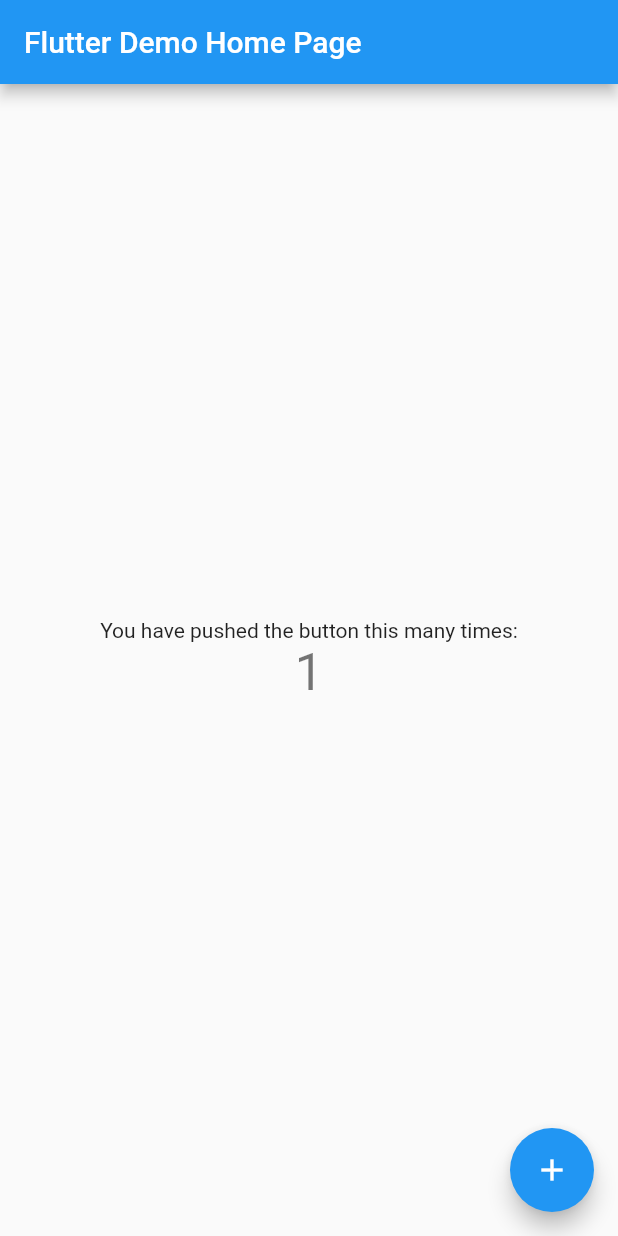
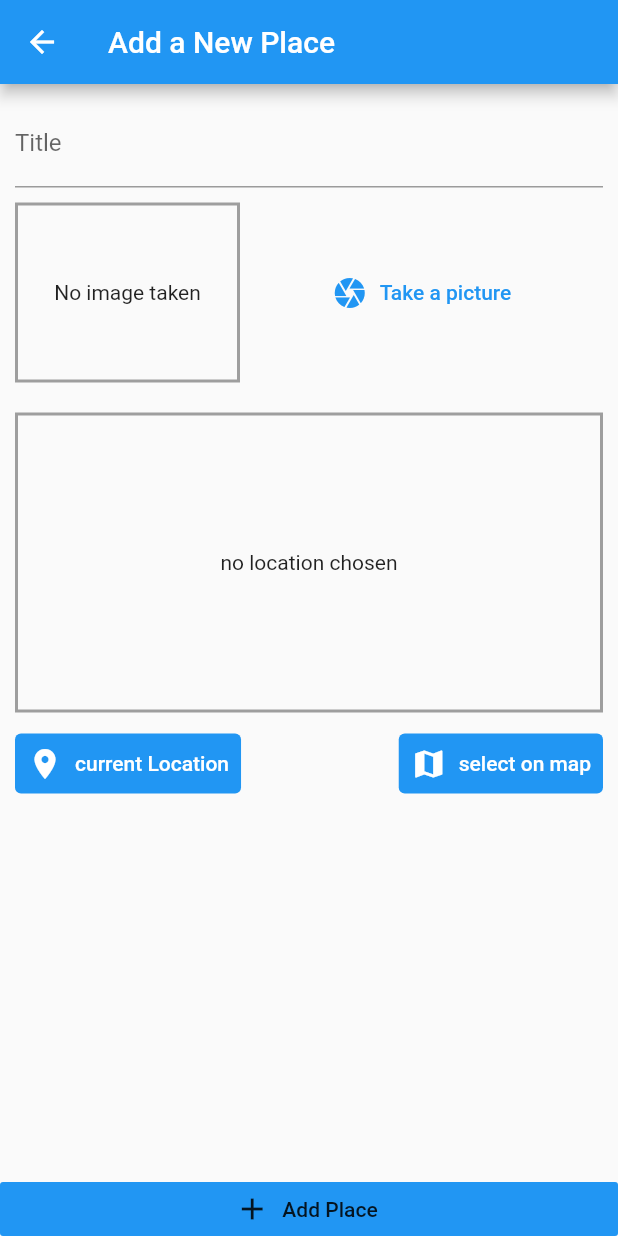
Before and after one commit to AbdelrahmanMagdy84/greatePlacesApp, a Flutter app: the screen it shows after launch, after a tap on the "add" icon, on a phone screen of 412 x 824 dp. Run offline on Flutter 3.47's test engine with Material 2 defaults, Android fonts, the phone set to English and light mode, and no system bars; our stand-ins replace device_preview, image_picker, location, sqflite; accounts and stored records are empty.

Commit message:
tcking photo with camera

```diff
--- /dev/null
+++ b/lib/helpers/db_helpers.dart
@@ -0,0 +1,24 @@
+import 'package:sqflite/sqflite.dart' as sql;
+import 'package:path/path.dart' as path;
+import 'package:sqflite/sqlite_api.dart';
+
+class DBHelpers {
+  static Future<Database> dataBase() async {
+    final dbPath = await sql.getDatabasesPath();
+    return sql.openDatabase(path.join(dbPath, 'places.db'), version: 1,
+        onCreate: (db, _) {
+      return db.execute(
+          'CREATE TABLE user_places(id TEXT PRIMARY KEY,title TEXT,image TEXT)');
+    });
+  }
+
+  static Future<void> insert(String table, Map<String, Object> data) async {
+    final sqlDB = await DBHelpers.dataBase();
+    sqlDB.insert(table, data, conflictAlgorithm: sql.ConflictAlgorithm.replace);
+  }
+
+  static Future<List<Map<String, dynamic>>> getData(String table) async {
+    final sqlDB = await DBHelpers.dataBase();
+    return sqlDB.query(table);
+  }
+}
--- a/lib/main.dart
+++ b/lib/main.dart
@@ -1,115 +1,35 @@
+import 'package:device_preview/device_preview.dart';
+import 'package:flutter/foundation.dart';
 import 'package:flutter/material.dart';
+import 'package:greate_places_app/screens/add_place_screen.dart';
+import 'package:provider/provider.dart';
+
+import 'providers/placeProvider.dart';
+import 'screens/places_list_screen.dart';
 
 void main() {
-  runApp(const MyApp());
+  runApp(MyApp());
+  // runApp(DevicePreview(
+
+  //   // ignore: prefer_const_constructors
+  //   builder: (context) => MyApp(),
+  //   enabled: !kReleaseMode,
+  // ));
 }
 
 class MyApp extends StatelessWidget {
-  const MyApp({Key? key}) : super(key: key);
-
-  // This widget is the root of your application.
   @override
   Widget build(BuildContext context) {
-    return MaterialApp(
-      title: 'Flutter Demo',
-      theme: ThemeData(
-        // This is the theme of your application.
-        //
-        // Try running your application with "flutter run". You'll see the
-        // application has a blue toolbar. Then, without quitting the app, try
-        // changing the primarySwatch below to Colors.green and then invoke
-        // "hot reload" (press "r" in the console where you ran "flutter run",
-        // or simply save your changes to "hot reload" in a Flutter IDE).
-        // Notice that the counter didn't reset back to zero; the application
-        // is not restarted.
-        primarySwatch: Colors.blue,
+    return ChangeNotifierProvider.value(
+      value: Places(),
+      child: MaterialApp(
+        title: 'Flutter Demo',
+        theme: ThemeData(
+          primarySwatch: Colors.blue,
+        ),
+        home: PlacesListScreen(),
+        routes: {AddPlaceScreen.routeName: (ctx) => AddPlaceScreen()},
       ),
-      home: const MyHomePage(title: 'Flutter Demo Home Page'),
     );
   }
 }
-
-class MyHomePage extends StatefulWidget {
-  const MyHomePage({Key? key, required this.title}) : super(key: key);
-
-  // This widget is the home page of your application. It is stateful, meaning
-  // that it has a State object (defined below) that contains fields that affect
-  // how it looks.
-
-  // This class is the configuration for the state. It holds the values (in this
-  // case the title) provided by the parent (in this case the App widget) and
-  // used by the build method of the State. Fields in a Widget subclass are
-  // always marked "final".
-
-  final String title;
-
-  @override
-  State<MyHomePage> createState() => _MyHomePageState();
-}
-
-class _MyHomePageState extends State<MyHomePage> {
-  int _counter = 0;
-
-  void _incrementCounter() {
-    setState(() {
-      // This call to setState tells the Flutter framework that something has
-      // changed in this State, which causes it to rerun the build method below
-      // so that the display can reflect the updated values. If we changed
-      // _counter without calling setState(), then the build method would not be
-      // called again, and so nothing would appear to happen.
-      _counter++;
-    });
-  }
-
-  @override
-  Widget build(BuildContext context) {
-    // This method is rerun every time setState is called, for instance as done
-    // by the _incrementCounter method above.
-    //
-    // The Flutter framework has been optimized to make rerunning build methods
-    // fast, so that you can just rebuild anything that needs updating rather
-    // than having to individually change instances of widgets.
-    return Scaffold(
-      appBar: AppBar(
-        // Here we take the value from the MyHomePage object that was created by
-        // the App.build method, and use it to set our appbar title.
-        title: Text(widget.title),
-      ),
-      body: Center(
-        // Center is a layout widget. It takes a single child and positions it
-        // in the middle of the parent.
-        child: Column(
-          // Column is also a layout widget. It takes a list of children and
-          // arranges them vertically. By default, it sizes itself to fit its
-          // children horizontally, and tries to be as tall as its parent.
-          //
-          // Invoke "debug painting" (press "p" in the console, choose the
-          // "Toggle Debug Paint" action from the Flutter Inspector in Android
-          // Studio, or the "Toggle Debug Paint" command in Visual Studio Code)
-          // to see the wireframe for each widget.
-          //
-          // Column has various properties to control how it sizes itself and
-          // how it positions its children. Here we use mainAxisAlignment to
-          // center the children vertically; the main axis here is the vertical
-          // axis because Columns are vertical (the cross axis would be
-          // horizontal).
-          mainAxisAlignment: MainAxisAlignment.center,
-          children: <Widget>[
-            const Text(
-              'You have pushed the button this many times:',
-            ),
-            Text(
-              '$_counter',
-              style: Theme.of(context).textTheme.headline4,
-            ),
-          ],
-        ),
-      ),
-      floatingActionButton: FloatingActionButton(
-        onPressed: _incrementCounter,
-        tooltip: 'Increment',
-        child: const Icon(Icons.add),
-      ), // This trailing comma makes auto-formatting nicer for build methods.
-    );
-  }
-}
--- /dev/null
+++ b/lib/models/place.dart
@@ -0,0 +1,21 @@
+import 'dart:io';
+
+class PlaceLocation {
+  final double latitude;
+  final double longitude;
+  final String address;
+  PlaceLocation(
+      {required this.latitude, required this.longitude, this.address = ""});
+}
+
+class Place {
+  final String id;
+  final String title;
+  final PlaceLocation? location;
+  final File image;
+  Place(
+      {required this.id,
+      required this.title,
+      required this.location,
+      required this.image});
+}
--- /dev/null
+++ b/lib/providers/placeProvider.dart
@@ -0,0 +1,42 @@
+import 'dart:io';
+
+import 'package:flutter/foundation.dart';
+import 'package:greate_places_app/helpers/db_helpers.dart';
+import '../models/place.dart';
+import '../helpers/db_helpers.dart';
+
+class Places with ChangeNotifier {
+  List<Place> _items = [];
+  List<Place> get getPlaces {
+    return [..._items];
+  }
+
+  void addPlace(String title, File image) {
+    final newPlace = Place(
+        id: DateTime.now().toString(),
+        title: title,
+        image: image,
+        location: null);
+    _items.add(newPlace);
+    notifyListeners();
+    DBHelpers.insert('user_places', {
+      'id': newPlace.id,
+      'title': newPlace.title,
+      'image': newPlace.image.path,
+    });
+  }
+
+  Future<void> fetchAndSetPlaces() async {
+    final data = await DBHelpers.getData('user_places');
+    print(data);
+    _items = data.map((item) {
+      return Place(
+        id: item['id'],
+        title: item['title'],
+        location: null,
+        image: File(item['image']),
+      );
+    }).toList();
+    notifyListeners();
+  }
+}
--- /dev/null
+++ b/lib/screens/add_place_screen.dart
@@ -0,0 +1,78 @@
+import 'dart:io';
+import 'package:flutter/material.dart';
+import 'package:greate_places_app/widgets/location_input.dart';
+import '../providers/placeProvider.dart';
+import '../widgets/image_input.dart';
+import 'package:provider/provider.dart';
+
+class AddPlaceScreen extends StatefulWidget {
+  static const routeName = '/add-place';
+
+  @override
+  _AddPlaceScreenState createState() => _AddPlaceScreenState();
+}
+
+class _AddPlaceScreenState extends State<AddPlaceScreen> {
+  final _titleController = TextEditingController();
+  late File? _pickedImage;
+
+  void _selectImage(File pickedImage) {
+    _pickedImage = pickedImage;
+  }
+
+  void _savePlace() {
+    if (_titleController.text.isEmpty || _pickedImage == null) {
+      return;
+    }
+
+    Provider.of<Places>(context, listen: false)
+        .addPlace(_titleController.text, _pickedImage!);
+    Navigator.of(context).pop();
+  }
+
+  @override
+  Widget build(BuildContext context) {
+    return Scaffold(
+      appBar: AppBar(
+        title: Text('Add a New Place'),
+      ),
+      body: Column(
+        crossAxisAlignment: CrossAxisAlignment.stretch,
+        children: <Widget>[
+          Expanded(
+            child: SingleChildScrollView(
+              child: Padding(
+                padding: EdgeInsets.all(10),
+                child: Column(
+                  children: <Widget>[
+                    TextField(
+                      onChanged: null,
+                      decoration: InputDecoration(labelText: 'Title'),
+                      controller: _titleController,
+                    ),
+                    SizedBox(
+                      height: 10,
+                    ),
+                    ImageInput(_selectImage),
+                    SizedBox(
+                      height: 20,
+                    ),
+                    LoactionInput()
+                  ],
+                ),
+              ),
+            ),
+          ),
+          RaisedButton.icon(
+            icon: Icon(Icons.add),
+            label: Text('Add Place'),
+            onPressed: _savePlace,
+            elevation: 0,
+            materialTapTargetSize: MaterialTapTargetSize.shrinkWrap,
+            color: Theme.of(context).accentColor,
+          ),
+        ],
+      ),
+    );
+  }
+}
--- /dev/null
+++ b/lib/screens/places_list_screen.dart
@@ -0,0 +1,57 @@
+import 'package:flutter/material.dart';
+import 'package:greate_places_app/providers/placeProvider.dart';
+import 'package:greate_places_app/screens/add_place_screen.dart';
+import 'package:provider/provider.dart';
+
+class PlacesListScreen extends StatelessWidget {
+  @override
+  Widget build(BuildContext context) {
+    print("PlacesListScreen build");
+    return SafeArea(
+      child: Scaffold(
+        appBar: AppBar(
+          title: Text("Greate Places"),
+          actions: [
+            IconButton(
+                onPressed: () {
+                  Navigator.of(context).pushNamed(AddPlaceScreen.routeName);
+                },
+                icon: Icon(Icons.add))
+          ],
+        ),
+        body: FutureBuilder(
+          future:
+              Provider.of<Places>(context, listen: false).fetchAndSetPlaces(),
+          builder: (context, snapshot) {
+            if (snapshot.connectionState == ConnectionState.waiting) {
+              return CircularProgressIndicator();
+            }
+
+            return Consumer<Places>(
+              child: const Center(child: Text("there is no places yet")),
+              builder: (context, places, child) {
+                if (places.getPlaces.isEmpty) {
+                  return child!;
+                } else {
+                  return ListView.builder(
+                    itemCount: places.getPlaces.length,
+                    itemBuilder: (context, index) {
+                      return ListTile(
+                        leading: CircleAvatar(
+                          backgroundImage: FileImage(
+                              places.getPlaces[index].image,
+                              scale: 0.5),
+                        ),
+                        title: Text(places.getPlaces[index].title),
+                      );
+                    },
+                  );
+                }
+              },
+            );
+          },
+        ),
+      ),
+    );
+  }
+}
--- /dev/null
+++ b/lib/widgets/image_input.dart
@@ -0,0 +1,57 @@
+import 'dart:io';
+import 'package:flutter/material.dart';
+import 'package:image_picker/image_picker.dart';
+import 'package:path/path.dart' as path;
+import "package:path_provider/path_provider.dart" as syspaths;
+
+class ImageInput extends StatefulWidget {
+  Function saveImage;
+  ImageInput(this.saveImage);
+  @override
+  _ImageInputState createState() => _ImageInputState();
+}
+
+class _ImageInputState extends State<ImageInput> {
+  File? _storedImage;
+  Future<void> takePicture() async {
+    final imageFile = await ImagePicker()
+        .pickImage(source: ImageSource.camera, maxWidth: 600);
+    if (imageFile == null) {
+      return;
+    }
+    setState(() {
+      _storedImage = File(imageFile.path);
+    });
+    final appDir = await syspaths.getApplicationDocumentsDirectory();
+    final fileName = path.basename(imageFile.path);
+    final savedImage = await _storedImage!.copy("${appDir.path}/$fileName");
+    widget.saveImage(savedImage);
+  }
+
+  @override
+  Widget build(BuildContext context) {
+    return Row(
+      children: [
+        Container(
+          decoration:
+              BoxDecoration(border: Border.all(width: 2, color: Colors.grey)),
+          alignment: Alignment.center,
+          width: 150,
+          height: 120,
+          child: _storedImage == null
+              ? const Text("No image taken")
+              : Image.file(
+                  _storedImage!,
+                  fit: BoxFit.cover,
+                  width: double.infinity,
+                ),
+        ),
+        Expanded(
+            child: TextButton.icon(
+                onPressed: takePicture,
+                icon: Icon(Icons.camera),
+                label: Text("Take a picture")))
+      ],
+    );
+  }
+}
--- /dev/null
+++ b/lib/widgets/location_input.dart
@@ -0,0 +1,77 @@
+import 'package:flutter/material.dart';
+import 'package:location/location.dart';
+
+class LoactionInput extends StatefulWidget {
+  @override
+  _LoactionInputState createState() => _LoactionInputState();
+}
+
+class _LoactionInputState extends State<LoactionInput> {
+  String? _previewImageUrl;
+
+  Future<void> _getCurrentLocation() async {
+    final locationData = await Location().getLocation();
+    print(locationData.longitude);
+    print(locationData.latitude);
+  }
+
+  @override
+  Widget build(BuildContext context) {
+    return Column(
+      children: [
+        Container(
+          alignment: Alignment.center,
+          height: 200,
+          width: double.infinity,
+          decoration: BoxDecoration(
+            border: Border.all(
+              color: Colors.grey,
+              width: 2,
+            ),
+          ),
+          child: _previewImageUrl == null
+              ? Text('no location chosen')
+              : Image.network(
+                  _previewImageUrl!,
+                  fit: BoxFit.fill,
+                  width: double.infinity,
+                ),
+        ),
+        SizedBox(
+          height: 10,
+        ),
+        Row(
+          mainAxisAlignment: MainAxisAlignment.spaceBetween,
+          children: [
+            TextButton.icon(
+              style: TextButton.styleFrom(
+                  backgroundColor: Theme.of(context).primaryColor),
+              onPressed: _getCurrentLocation,
+              icon: Icon(
+                Icons.location_on,
+                color: Colors.white,
+              ),
+              label: Text(
+                'current Location',
+                style: TextStyle(color: Colors.white),
+              ),
+            ),
+            TextButton.icon(
+              style: TextButton.styleFrom(
+                  backgroundColor: Theme.of(context).primaryColor),
+              onPressed: null,
+              icon: Icon(
+                Icons.map,
+                color: Colors.white,
+              ),
+              label: Text(
+                'select on map',
+                style: TextStyle(color: Colors.white),
+              ),
+            )
+          ],
+        )
+      ],
+    );
+  }
+}
```
Also changed, not shown: pubspec.yaml (+7 -0 lines), lib/screens/place_detail_screen.dart (added), pubspec.lock, 2 other files.
